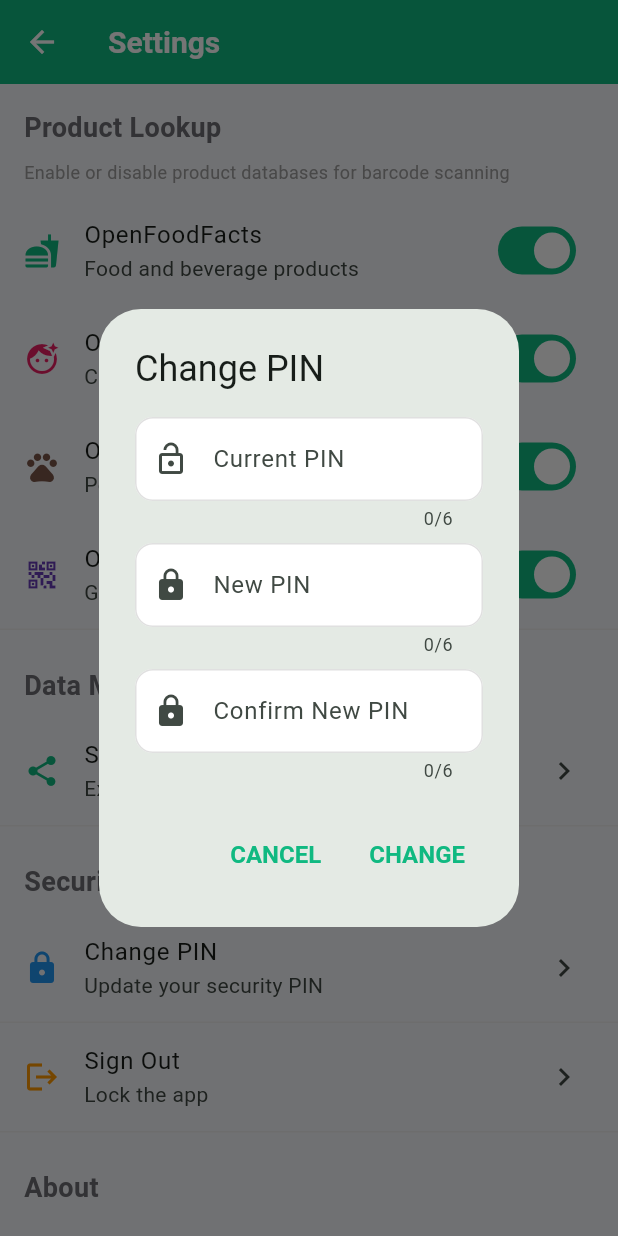
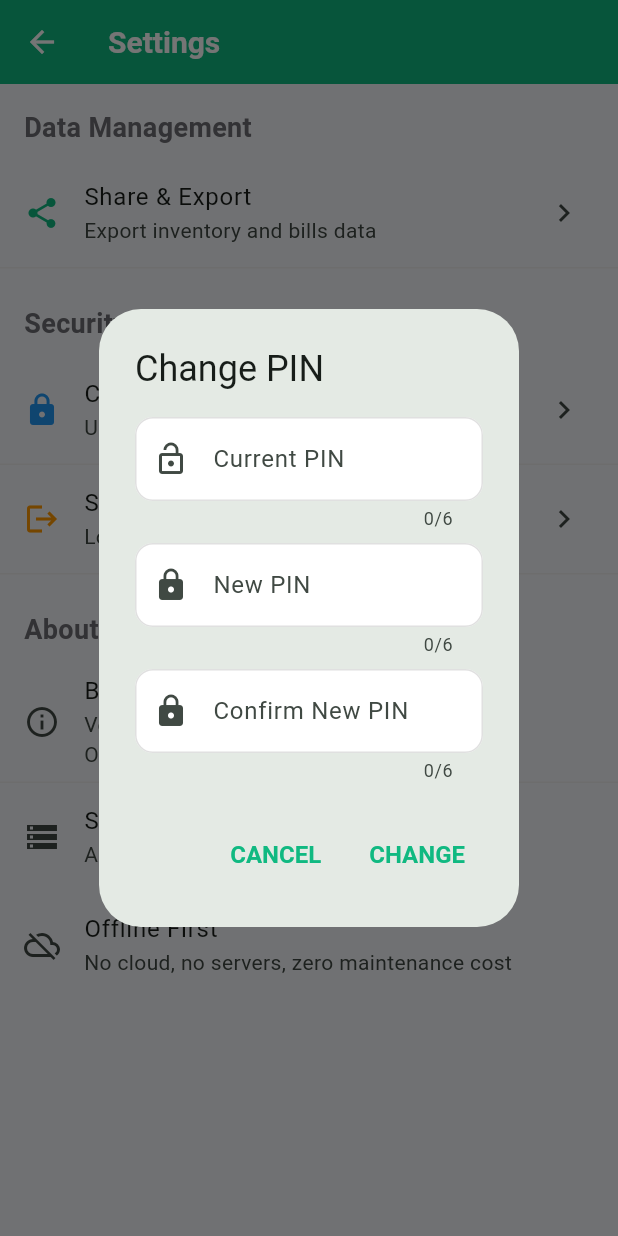
Before and after one commit to NEERAJKALKOOR/build-for-bharat, a Flutter app: the SettingsScreen screen opened directly, after a tap on "Change PIN", on a phone screen of 412 x 824 dp. Run offline on Flutter 3.47's test engine with Material 3 defaults, Android fonts, the phone set to English and light mode, and no system bars; our stand-ins replace file_picker, fl_chart, hive, hive_flutter, qr_flutter, share_plus; missing offline and left inert: mailer, mobile_scanner; accounts and stored records are empty.

Commit message:
qr better

```diff
--- a/lib/screens/barcode_scanner_screen.dart
+++ b/lib/screens/barcode_scanner_screen.dart
@@ -10,6 +10,7 @@ class BarcodeScannerScreen extends StatefulWidget {
 
 class _BarcodeScannerScreenState extends State<BarcodeScannerScreen> {
   MobileScannerController controller = MobileScannerController();
+  bool _isProcessing = false; // Prevent multiple scans
 
   @override
   void dispose() {
@@ -42,10 +43,13 @@ class _BarcodeScannerScreenState extends State<BarcodeScannerScreen> {
       body: MobileScanner(
         controller: controller,
         onDetect: (capture) {
+          if (_isProcessing) return; // Already processing a barcode
+
           final List<Barcode> barcodes = capture.barcodes;
           if (barcodes.isNotEmpty) {
             final barcode = barcodes.first.rawValue;
             if (barcode != null) {
+              _isProcessing = true; // Mark as processing
               Navigator.pop(context, barcode);
             }
           }
--- a/lib/screens/settings_screen.dart
+++ b/lib/screens/settings_screen.dart
@@ -3,7 +3,6 @@ import 'package:flutter/services.dart';
 import 'package:provider/provider.dart';
 import '../providers/auth_provider.dart';
 import '../services/session_manager.dart';
-import '../services/parallel_product_lookup_service.dart';
 import 'email_login_screen.dart';
 import 'export_import_screen.dart';
 import '../theme/app_theme.dart';
@@ -16,37 +15,6 @@ class SettingsScreen extends StatefulWidget {
 }
 
 class _SettingsScreenState extends State<SettingsScreen> {
-  final _lookupService = ParallelProductLookupService();
-  bool _openFoodFactsEnabled = true;
-  bool _openBeautyFactsEnabled = true;
-  bool _openPetFoodFactsEnabled = true;
-  bool _openProductFactsEnabled = true;
-
-  @override
-  void initState() {
-    super.initState();
-    _loadApiSettings();
-  }
-
-  Future<void> _loadApiSettings() async {
-    final openFood = await _lookupService.isApiEnabled('OpenFoodFacts');
-    final openBeauty = await _lookupService.isApiEnabled('OpenBeautyFacts');
-    final openPet = await _lookupService.isApiEnabled('OpenPetFoodFacts');
-    final openProduct = await _lookupService.isApiEnabled('OpenProductFacts');
-
-    setState(() {
-      _openFoodFactsEnabled = openFood;
-      _openBeautyFactsEnabled = openBeauty;
-      _openPetFoodFactsEnabled = openPet;
-      _openProductFactsEnabled = openProduct;
-    });
-  }
-
-  Future<void> _updateApiEnabled(String apiName, bool enabled) async {
-    await _lookupService.setApiEnabled(apiName, enabled);
-    await _loadApiSettings();
-  }
-
   @override
   Widget build(BuildContext context) {
     return Scaffold(
@@ -56,51 +24,6 @@ class _SettingsScreenState extends State<SettingsScreen> {
       body: ListView(
         children: [
           const SizedBox(height: 16),
-          const Padding(
-            padding: EdgeInsets.symmetric(horizontal: 16),
-            child: Text(
-              'Product Lookup',
-              style: TextStyle(fontSize: 18, fontWeight: FontWeight.bold),
-            ),
-          ),
-          const Padding(
-            padding: EdgeInsets.symmetric(horizontal: 16, vertical: 8),
-            child: Text(
-              'Enable or disable product databases for barcode scanning',
-              style: TextStyle(fontSize: 12, color: Colors.grey),
-            ),
-          ),
-          SwitchListTile(
-            secondary: const Icon(Icons.fastfood, color: AppTheme.primaryColor),
-            title: const Text('OpenFoodFacts'),
-            subtitle: const Text('Food and beverage products'),
-            value: _openFoodFactsEnabled,
-            onChanged: (value) => _updateApiEnabled('OpenFoodFacts', value),
-          ),
-          SwitchListTile(
-            secondary:
-                const Icon(Icons.face_retouching_natural, color: Colors.pink),
-            title: const Text('OpenBeautyFacts'),
-            subtitle: const Text('Cosmetics and beauty products'),
-            value: _openBeautyFactsEnabled,
-            onChanged: (value) => _updateApiEnabled('OpenBeautyFacts', value),
-          ),
-          SwitchListTile(
-            secondary: const Icon(Icons.pets, color: Colors.brown),
-            title: const Text('OpenPetFoodFacts'),
-            subtitle: const Text('Pet food and animal products'),
-            value: _openPetFoodFactsEnabled,
-            onChanged: (value) => _updateApiEnabled('OpenPetFoodFacts', value),
-          ),
-          SwitchListTile(
-            secondary: const Icon(Icons.qr_code_2, color: Colors.deepPurple),
-            title: const Text('OpenProductFacts'),
-            subtitle: const Text('General products database'),
-            value: _openProductFactsEnabled,
-            onChanged: (value) => _updateApiEnabled('OpenProductFacts', value),
-          ),
-          const Divider(),
-          const SizedBox(height: 24),
           const Padding(
             padding: EdgeInsets.symmetric(horizontal: 16),
             child: Text(
--- a/lib/services/parallel_product_lookup_service.dart
+++ b/lib/services/parallel_product_lookup_service.dart
@@ -1,70 +1,32 @@
 import 'dart:convert';
 import 'package:http/http.dart' as http;
-import 'package:hive_flutter/hive_flutter.dart';
 import '../models/product_data.dart';
 
 class ParallelProductLookupService {
-  static const String _settingsBoxName = 'settingsBox';
+  // API Base URL
+  static const String _openFoodFactsUrl = 'https://world.openfoodfacts.org/api/v2/product';
 
-  // API Base URLs
-  static const String _openFoodFactsUrl = 'https://world.openfoodfacts.org/api/v2/product';
-  static const String _openBeautyFactsUrl = 'https://world.openbeautyfacts.org/api/v2/product';
-  static const String _openPetFoodFactsUrl = 'https://world.openpetfoodfacts.org/api/v2/product';
-  static const String _openProductFactsUrl = 'https://world.openproductfacts.org/api/v2/product';
-
-  /// Main method: Lookup product from all enabled APIs in parallel
+  /// Main method: Lookup product from OpenFoodFacts API
   Future<ProductData?> lookupProduct(String barcode) async {
     if (barcode.trim().isEmpty) {
       return null;
     }
 
     try {
-      // Get enabled APIs from settings
-      final enabledApis = await _getEnabledApis();
+      print('🔍 Searching barcode $barcode in OpenFoodFacts...');
 
-      // Build list of futures based on enabled APIs
-      final futures = <Future<ProductData?>>[];
+      // Only use OpenFoodFacts API
+      final productData = await _fetchFromFoodFacts(barcode);
 
-      if (enabledApis['openFoodFacts'] == true) {
-        futures.add(_fetchFromFoodFacts(barcode));
-      }
-      if (enabledApis['openBeautyFacts'] == true) {
-        futures.add(_fetchFromBeautyFacts(barcode));
-      }
-      if (enabledApis['openPetFoodFacts'] == true) {
-        futures.add(_fetchFromPetFoodFacts(barcode));
-      }
-      if (enabledApis['openProductFacts'] == true) {
-        futures.add(_fetchFromProductFacts(barcode));
+      if (productData != null && productData.isValid) {
+        print('✅ Product found: ${productData.name} (source: ${productData.source})');
+        return productData;
       }
 
-      if (futures.isEmpty) {
-        print('⚠️ All product APIs are disabled in settings');
-        return null;
-      }
-
-      print('🔍 Searching barcode $barcode in ${futures.length} databases...');
-
-      // Execute all API calls in parallel
-      final results = await Future.wait(
-        futures,
-        eagerError: false, // Don't stop on first error
-      );
-
-      // Filter valid results
-      final validResults = results.where((r) => r != null && r.isValid).toList();
-
-      if (validResults.isEmpty) {
-        print('❌ No valid product found in any database');
-        return null;
-      }
-
-      // Return first valid result
-      final product = validResults.first;
-      print('✅ Product found: ${product?.name} (source: ${product?.source})');
-      return product;
+      print('❌ No valid product found in OpenFoodFacts');
+      return null;
     } catch (e) {
-      print('❌ Error in parallel product lookup: $e');
+      print('❌ Error in product lookup: $e');
       return null;
     }
   }
@@ -77,30 +39,6 @@ class ParallelProductLookupService {
     );
   }
 
-  /// Fetch from OpenBeautyFacts API
-  Future<ProductData?> _fetchFromBeautyFacts(String barcode) async {
-    return _fetchFromApi(
-      '$_openBeautyFactsUrl/$barcode.json',
-      'OpenBeautyFacts',
-    );
-  }
-
-  /// Fetch from OpenPetFoodFacts API
-  Future<ProductData?> _fetchFromPetFoodFacts(String barcode) async {
-    return _fetchFromApi(
-      '$_openPetFoodFactsUrl/$barcode.json',
-      'OpenPetFoodFacts',
-    );
-  }
-
-  /// Fetch from OpenProductFacts API
-  Future<ProductData?> _fetchFromProductFacts(String barcode) async {
-    return _fetchFromApi(
-      '$_openProductFactsUrl/$barcode.json',
-      'OpenProductFacts',
-    );
-  }
-
   /// Generic API fetch method
   Future<ProductData?> _fetchFromApi(String url, String apiSource) async {
     try {
@@ -108,7 +46,7 @@ class ParallelProductLookupService {
         Uri.parse(url),
         headers: {'User-Agent': 'BharatStore/1.0'},
       ).timeout(
-        const Duration(seconds: 5), // 5 second timeout per API
+        const Duration(seconds: 5), // 5 second timeout
         onTimeout: () {
           print('⏱️ Timeout: $apiSource');
           return http.Response('{"status": 0}', 408);
@@ -140,48 +78,4 @@ class ParallelProductLookupService {
 
     return null;
   }
-
-  /// Get enabled APIs from settings (all enabled by default)
-  Future<Map<String, bool>> _getEnabledApis() async {
-    try {
-      final box = await Hive.openBox(_settingsBoxName);
-
-      return {
-        'openFoodFacts': box.get('api_openFoodFacts', defaultValue: true) as bool,
-        'openBeautyFacts': box.get('api_openBeautyFacts', defaultValue: true) as bool,
-        'openPetFoodFacts': box.get('api_openPetFoodFacts', defaultValue: true) as bool,
-        'openProductFacts': box.get('api_openProductFacts', defaultValue: true) as bool,
-      };
-    } catch (e) {
-      print('⚠️ Error reading API settings: $e');
-      // Return all enabled by default
-      return {
-        'openFoodFacts': true,
-        'openBeautyFacts': true,
-        'openPetFoodFacts': true,
-        'openProductFacts': true,
-      };
-    }
-  }
-
-  /// Update API enabled status
-  Future<void> setApiEnabled(String apiName, bool enabled) async {
-    try {
-      final box = await Hive.openBox(_settingsBoxName);
-      await box.put('api_$apiName', enabled);
-      print('⚙️ $apiName ${enabled ? "enabled" : "disabled"}');
-    } catch (e) {
-      print('❌ Error updating API setting: $e');
-    }
-  }
-
-  /// Get API enabled status
-  Future<bool> isApiEnabled(String apiName) async {
-    try {
-      final box = await Hive.openBox(_settingsBoxName);
-      return box.get('api_$apiName', defaultValue: true) as bool;
-    } catch (e) {
-      return true; // Default to enabled
-    }
-  }
 }
```
Also changed, not shown: lib/models/product_data.dart (+8 -3 lines), lib/screens/add_product_screen.dart (+83 -11 lines), test_api.dart (added, +51 -0 lines).
